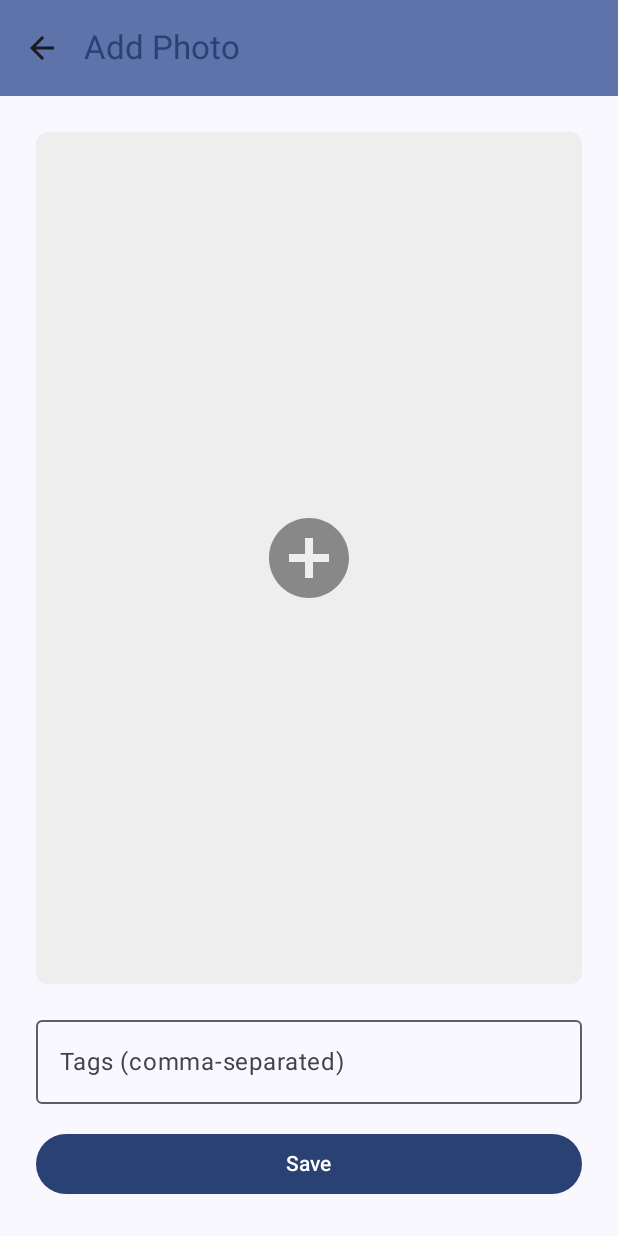
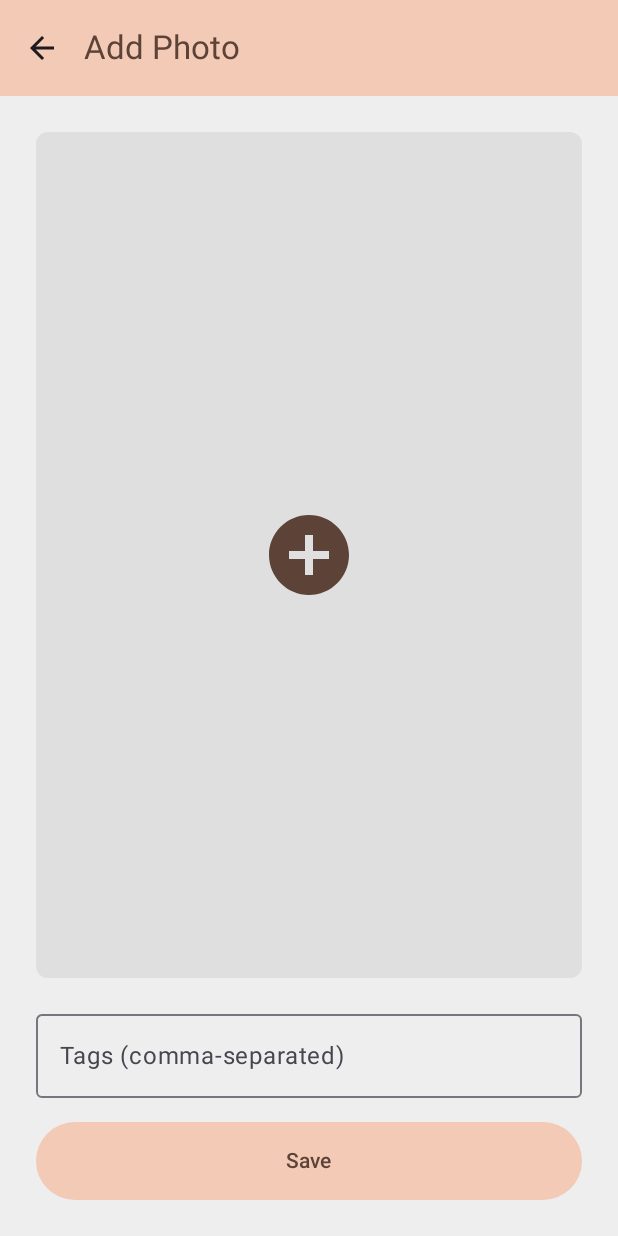
Before and after one commit to PBillodeau/mirandas-closet, an Android app built with Jetpack Compose: the screen it shows after launch (AddPhotoActivity), after a tap on "Add Photo", on a phone screen of 412 x 824 dp. Run offline under Robolectric (Android 15) with nearby library versions, the phone set to English and light mode, and no system bars; our stand-ins replace Room's generated code.

Commit message:
Set theme

```diff
--- a/app/src/main/java/com/example/mirandascloset/AddPhotoActivity.kt
+++ b/app/src/main/java/com/example/mirandascloset/AddPhotoActivity.kt
@@ -95,7 +95,7 @@ fun AddPhotoScreen(onBack: () -> Unit) {
                     modifier = Modifier
                         .weight(1f)
                         .fillMaxWidth()
-                        .background(Color(0xFFEEEEEE), RoundedCornerShape(8.dp))
+                        .background(Color(0xFFDFDFDF), RoundedCornerShape(8.dp))
                         .clickable {
                             val activity = context as Activity
 
@@ -118,7 +118,7 @@ fun AddPhotoScreen(onBack: () -> Unit) {
                         Icon(
                             imageVector = Icons.Default.AddCircle,
                             contentDescription = "Add picture",
-                            tint = Color.Gray,
+                            tint = MaterialTheme.colorScheme.primary,
                             modifier = Modifier.size(64.dp),
                         )
                     }
@@ -145,9 +145,10 @@ fun AddPhotoScreen(onBack: () -> Unit) {
                             }
                         }
                     },
-                    modifier = Modifier.fillMaxWidth()
+                    modifier = Modifier.fillMaxWidth(),
+                    colors = ButtonDefaults.buttonColors(containerColor = MaterialTheme.colorScheme.primaryContainer, contentColor = MaterialTheme.colorScheme.primary)
                 ) {
-                    Text("Save")
+                    Text("Save", modifier = Modifier.padding(8.dp))
                 }
             }
         }
--- a/app/src/main/java/com/example/mirandascloset/MainActivity.kt
+++ b/app/src/main/java/com/example/mirandascloset/MainActivity.kt
@@ -67,7 +67,7 @@ class MainActivity : ComponentActivity() {
                                 startActivity(intent)
                             }
                         ) {
-                            Icon(Icons.Default.Add, contentDescription = "Add Photo")
+                            Icon(Icons.Default.Add, tint = MaterialTheme.colorScheme.primary, contentDescription = "Add Photo")
                         }
                     }
                 ) { innerPadding ->
--- a/app/src/main/java/com/example/mirandascloset/ui/theme/Color.kt
+++ b/app/src/main/java/com/example/mirandascloset/ui/theme/Color.kt
@@ -2,10 +2,5 @@ package com.example.mirandascloset.ui.theme
 
 import androidx.compose.ui.graphics.Color
 
-val Purple80 = Color(0xFFD0BCFF)
-val PurpleGrey80 = Color(0xFFCCC2DC)
-val Pink80 = Color(0xFFEFB8C8)
-
-val Purple40 = Color(0xFF6650a4)
-val PurpleGrey40 = Color(0xFF625b71)
-val Pink40 = Color(0xFF7D5260)
+val Tan = Color(0xFFF2CAB6)
+val Brown = Color(0xFF5D4237)
--- a/app/src/main/java/com/example/mirandascloset/ui/theme/Theme.kt
+++ b/app/src/main/java/com/example/mirandascloset/ui/theme/Theme.kt
@@ -1,50 +1,32 @@
 package com.example.mirandascloset.ui.theme
 
-import android.os.Build
 import androidx.compose.foundation.isSystemInDarkTheme
 import androidx.compose.material3.MaterialTheme
 import androidx.compose.material3.darkColorScheme
-import androidx.compose.material3.dynamicDarkColorScheme
-import androidx.compose.material3.dynamicLightColorScheme
 import androidx.compose.material3.lightColorScheme
 import androidx.compose.runtime.Composable
-import androidx.compose.ui.platform.LocalContext
+import androidx.compose.ui.graphics.Color
 
 private val DarkColorScheme = darkColorScheme(
-    primary = Purple80,
-    secondary = PurpleGrey80,
-    tertiary = Pink80
+    primary = Tan,
+    secondary = Brown,
+    tertiary = Tan
 )
 
 private val LightColorScheme = lightColorScheme(
-    primary = Purple40,
-    secondary = PurpleGrey40,
-    tertiary = Pink40
-
-    /* Other default colors to override
-    background = Color(0xFFFFFBFE),
-    surface = Color(0xFFFFFBFE),
-    onPrimary = Color.White,
-    onSecondary = Color.White,
-    onTertiary = Color.White,
-    onBackground = Color(0xFF1C1B1F),
-    onSurface = Color(0xFF1C1B1F),
-    */
+    primary = Brown,
+    primaryContainer = Tan,
+    secondary = Brown,
+    tertiary = Tan,
+    background = Color(0xFFEEEEEE)
 )
 
 @Composable
 fun MirandasClosetTheme(
     darkTheme: Boolean = isSystemInDarkTheme(),
-    // Dynamic color is available on Android 12+
-    dynamicColor: Boolean = true,
     content: @Composable () -> Unit
 ) {
     val colorScheme = when {
-        dynamicColor && Build.VERSION.SDK_INT >= Build.VERSION_CODES.S -> {
-            val context = LocalContext.current
-            if (darkTheme) dynamicDarkColorScheme(context) else dynamicLightColorScheme(context)
-        }
-
         darkTheme -> DarkColorScheme
         else -> LightColorScheme
     }
--- a/app/src/main/java/com/example/mirandascloset/ui/theme/Type.kt
+++ b/app/src/main/java/com/example/mirandascloset/ui/theme/Type.kt
@@ -15,20 +15,4 @@ val Typography = Typography(
         lineHeight = 24.sp,
         letterSpacing = 0.5.sp
     )
-    /* Other default text styles to override
-    titleLarge = TextStyle(
-        fontFamily = FontFamily.Default,
-        fontWeight = FontWeight.Normal,
-        fontSize = 22.sp,
-        lineHeight = 28.sp,
-        letterSpacing = 0.sp
-    ),
-    labelSmall = TextStyle(
-        fontFamily = FontFamily.Default,
-        fontWeight = FontWeight.Medium,
-        fontSize = 11.sp,
-        lineHeight = 16.sp,
-        letterSpacing = 0.5.sp
-    )
-    */
 )
```
Also changed, not shown: app/src/main/java/com/example/mirandascloset/EditImageActivity.kt (+47 -11 lines).
